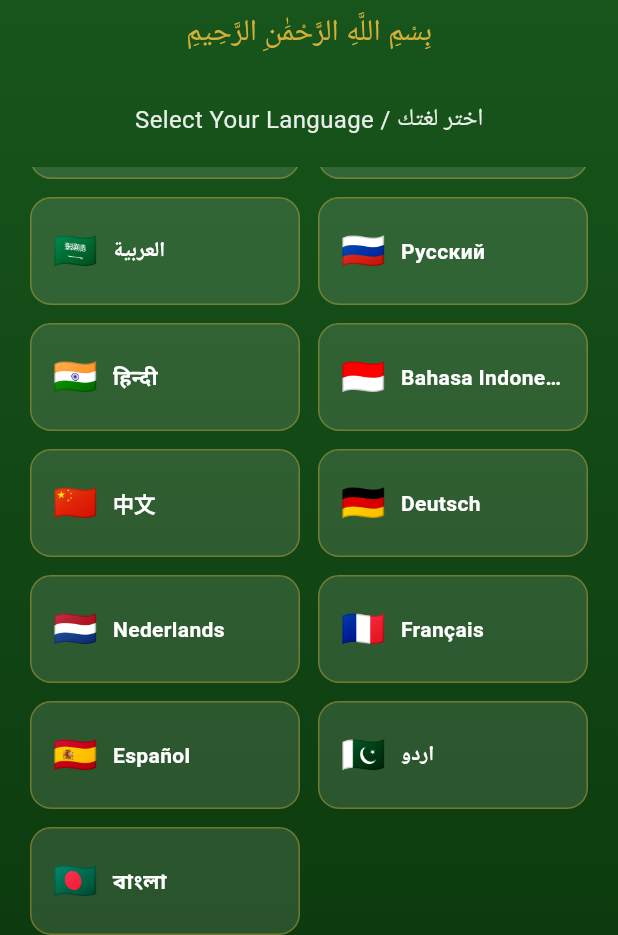
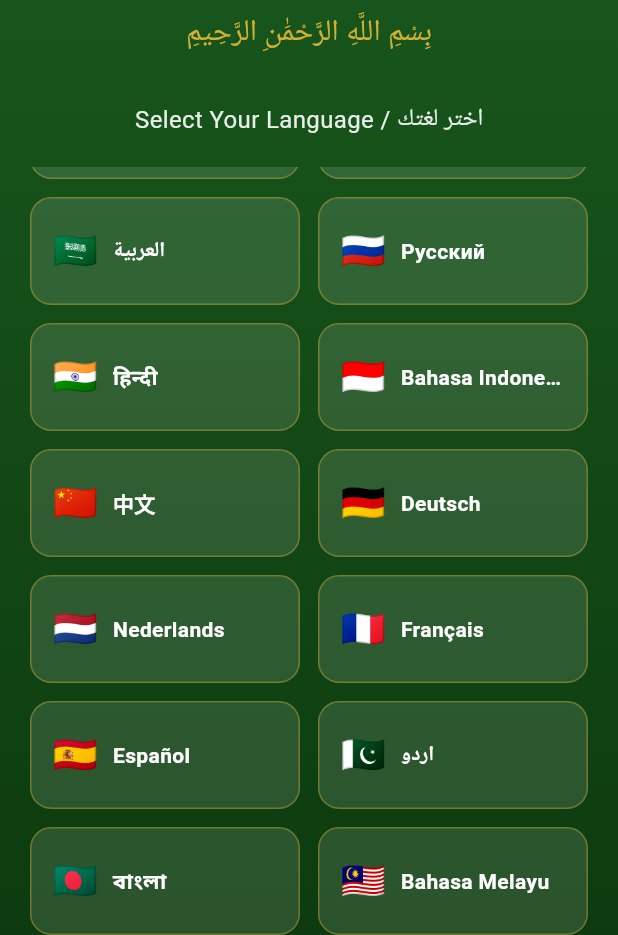
Before and after one commit to safvan96/islamic-companion-app, a Flutter app: the screen it shows after launch, scrolled down 64 dp, on a phone screen of 412 x 824 dp, the part 301-1236 px from its top. Run offline on Flutter 3.47's test engine with Material 3 defaults, Android fonts, the phone set to English and light mode, and no system bars; our stand-ins replace audioplayers, flutter_local_notifications, google_mobile_ads, share_plus, shared_preferences, timezone.

Commit message:
v2.2.0: Add Malay + Portuguese languages (now 15), version bump
- Malay (Bahasa Melayu): full UI translation for Malaysia 30M+ Muslims
- Portuguese (Português): full UI for Brazil/Mozambique Muslims
- Version bumped to 2.2.0+4
- 15 languages total, 38 cities, 28/28 tests passing

Co-Authored-By: Claude Opus 4.6 (1M context) <noreply@anthropic.com>

```diff
--- a/lib/l10n/app_localizations.dart
+++ b/lib/l10n/app_localizations.dart
@@ -26,6 +26,8 @@ class AppLocalizations {
     Locale('es'),
     Locale('ur'),
     Locale('bn'),
+    Locale('ms'),
+    Locale('pt'),
   ];
 
   static final Map<String, Map<String, String>> _translations = {
@@ -978,6 +980,152 @@ class AppLocalizations {
       'shareAppMessage': 'নামাজের সময়, কিবলা, যিকির এবং আরও!',
       'streak': 'ধারাবাহিক',
     },
+    'ms': {
+      'appTitle': 'Teman Islam',
+      'prayerTimes': 'Waktu Solat',
+      'qibla': 'Kiblat',
+      'dhikr': 'Zikir',
+      'hadiths': 'Hadis',
+      'surahs': 'Surah',
+      'sadaqah': 'Sedekah',
+      'settings': 'Tetapan',
+      'fajr': 'Subuh',
+      'sunrise': 'Syuruk',
+      'dhuhr': 'Zohor',
+      'asr': 'Asar',
+      'maghrib': 'Maghrib',
+      'isha': 'Isyak',
+      'nextPrayer': 'Solat Seterusnya',
+      'timeRemaining': 'Masa Berbaki',
+      'counter': 'Pembilang',
+      'total': 'Jumlah',
+      'reset': 'Set Semula',
+      'target': 'Sasaran',
+      'qiblaDirection': 'Arah Kiblat',
+      'pointTowards': 'Halakan telefon ke arah Kaabah',
+      'watchAd': 'Tonton Iklan untuk Sedekah',
+      'sadaqahMessage': 'Separuh pendapatan iklan akan disedekahkan atas nama anda. Semoga Allah memberkati!',
+      'sadaqahThank': 'JazakAllahu Khairan! Sedekah anda telah direkodkan.',
+      'selectLanguage': 'Pilih Bahasa Anda',
+      'welcomeMessage': 'Selamat Datang ke Teman Islam',
+      'continueBtn': 'Teruskan',
+      'darkMode': 'Mod Gelap',
+      'language': 'Bahasa',
+      'location': 'Lokasi',
+      'listenRecitation': 'Dengar Bacaan',
+      'translation': 'Terjemahan',
+      'transliteration': 'Transliterasi',
+      'home': 'Utama',
+      'noLocation': 'Sila aktifkan perkhidmatan lokasi',
+      'loading': 'Memuatkan...',
+      'adNotReady': 'Iklan sedang dimuat, sila tunggu...',
+      'todayHadith': 'Hadis Hari Ini',
+      'readMore': 'Baca Lagi',
+      'degrees': 'darjah',
+      'goodMorning': 'Selamat pagi',
+      'goodAfternoon': 'Selamat tengah hari',
+      'goodEvening': 'Selamat petang',
+      'goodNight': 'Selamat malam',
+      'quickAccess': 'Akses pantas',
+      'tapAnywhere': 'Ketik untuk mengira',
+      'today': 'Hari ini',
+      'lifetime': 'Jumlah',
+      'chooseDhikr': 'Pilih Zikir',
+      'thisWeek': 'Minggu ini',
+      'hapticFeedback': 'Getaran',
+      'cancel': 'Batal',
+      'targetReached': 'Sasaran dicapai',
+      'duas': 'Doa',
+      'names99': '99 Nama',
+      'playAdhan': 'Main Azan',
+      'recitation': 'Bacaan',
+      'selectCity': 'Pilih Bandar',
+      'adhanNotifications': 'Pemberitahuan Azan',
+      'adhanNotificationsDesc': 'Terima pemberitahuan waktu solat',
+      'city': 'Bandar',
+      'favorites': 'Kegemaran',
+      'noFavorites': 'Tiada kegemaran lagi',
+      'dailyHadithNotif': 'Hadis Harian',
+      'dailyHadithNotifDesc': 'Terima hadis setiap pagi',
+      'rateUs': 'Nilai Kami',
+      'rateUsDesc': 'Suka aplikasi ini? Tinggalkan ulasan!',
+      'shareApp': 'Kongsi Aplikasi',
+      'shareAppMessage': 'Waktu solat, kiblat, zikir dan banyak lagi!',
+      'streak': 'Berturutan',
+    },
+    'pt': {
+      'appTitle': 'Companheiro Islâmico',
+      'prayerTimes': 'Horários de Oração',
+      'qibla': 'Qibla',
+      'dhikr': 'Dhikr',
+      'hadiths': 'Hadiths',
+      'surahs': 'Suratas',
+      'sadaqah': 'Sadaqa',
+      'settings': 'Configurações',
+      'fajr': 'Fajr',
+      'sunrise': 'Nascer do sol',
+      'dhuhr': 'Dhuhr',
+      'asr': 'Asr',
+      'maghrib': 'Maghrib',
+      'isha': 'Isha',
+      'nextPrayer': 'Próxima Oração',
+      'timeRemaining': 'Tempo Restante',
+      'counter': 'Contador',
+      'total': 'Total',
+      'reset': 'Reiniciar',
+      'target': 'Meta',
+      'qiblaDirection': 'Direção da Qibla',
+      'pointTowards': 'Aponte o telefone para a Caaba',
+      'watchAd': 'Assistir anúncio para Sadaqa',
+      'sadaqahMessage': 'Metade da receita do anúncio será doada como Sadaqa em seu nome. Que Allah o recompense!',
+      'sadaqahThank': 'JazakAllahu Khairan! Sua Sadaqa foi registrada.',
+      'selectLanguage': 'Selecione seu idioma',
+      'welcomeMessage': 'Bem-vindo ao Companheiro Islâmico',
+      'continueBtn': 'Continuar',
+      'darkMode': 'Modo Escuro',
+      'language': 'Idioma',
+      'location': 'Localização',
+      'listenRecitation': 'Ouvir recitação',
+      'translation': 'Tradução',
+      'transliteration': 'Transliteração',
+      'home': 'Início',
+      'noLocation': 'Ative os serviços de localização',
+      'loading': 'Carregando...',
+      'adNotReady': 'Anúncio carregando, aguarde...',
+      'todayHadith': 'Hadith do Dia',
+      'readMore': 'Ler mais',
+      'degrees': 'graus',
+      'goodMorning': 'Bom dia',
+      'goodAfternoon': 'Boa tarde',
+      'goodEvening': 'Boa noite',
+      'goodNight': 'Boa noite',
+      'quickAccess': 'Acesso rápido',
+      'tapAnywhere': 'Toque para contar',
+      'today': 'Hoje',
+      'lifetime': 'Total',
+      'chooseDhikr': 'Escolher Dhikr',
+      'thisWeek': 'Esta semana',
+      'hapticFeedback': 'Vibração',
+      'cancel': 'Cancelar',
+      'targetReached': 'Meta alcançada',
+      'duas': 'Súplicas',
+      'names99': '99 Nomes',
+      'playAdhan': 'Reproduzir Adhan',
+      'recitation': 'Recitação',
+      'selectCity': 'Selecionar cidade',
+      'adhanNotifications': 'Notificações de Adhan',
+      'adhanNotificationsDesc': 'Receber notificação na hora da oração',
+      'city': 'Cidade',
+      'favorites': 'Favoritos',
+      'noFavorites': 'Ainda sem favoritos',
+      'dailyHadithNotif': 'Hadith Diário',
+      'dailyHadithNotifDesc': 'Receba um hadith todas as manhãs',
+      'rateUs': 'Avalie-nos',
+      'rateUsDesc': 'Gostou do app? Deixe uma avaliação!',
+      'shareApp': 'Compartilhar app',
+      'shareAppMessage': 'Horários de oração, Qibla, Dhikr e mais!',
+      'streak': 'Sequência',
+    },
   };
 
   String translate(String key) {
--- a/lib/screens/settings_screen.dart
+++ b/lib/screens/settings_screen.dart
@@ -60,7 +60,7 @@ class _SettingsScreenState extends State<SettingsScreen> {
     showAboutDialog(
       context: context,
       applicationName: 'Islamic Companion',
-      applicationVersion: 'v2.1.0',
+      applicationVersion: 'v2.2.0',
       applicationIcon: Container(
         width: 48,
         height: 48,
@@ -408,7 +408,7 @@ class _SettingsScreenState extends State<SettingsScreen> {
                   ),
                   const SizedBox(height: 4),
                   Text(
-                    'v2.1.0',
+                    'v2.2.0',
                     style: TextStyle(
                       color: isDark ? Colors.white38 : Colors.black38,
                       fontSize: 13,
--- a/lib/utils/constants.dart
+++ b/lib/utils/constants.dart
@@ -22,6 +22,8 @@ class AppConstants {
     'es': 'Español',
     'ur': 'اردو',
     'bn': 'বাংলা',
+    'ms': 'Bahasa Melayu',
+    'pt': 'Português',
   };
 
   static const Map<String, String> languageFlags = {
@@ -38,5 +40,7 @@ class AppConstants {
     'es': '🇪🇸',
     'ur': '🇵🇰',
     'bn': '🇧🇩',
+    'ms': '🇲🇾',
+    'pt': '🇧🇷',
   };
 }
--- a/pubspec.yaml
+++ b/pubspec.yaml
@@ -1,7 +1,7 @@
 name: islamic_companion
 description: A comprehensive Islamic companion app with prayer times, Qibla compass, dhikr counter, hadiths, and short surahs.
 publish_to: 'none'
-version: 2.1.0+3
+version: 2.2.0+4
 
 environment:
   sdk: '>=3.0.0 <4.0.0'
```
Also changed, not shown: 2 other files.
